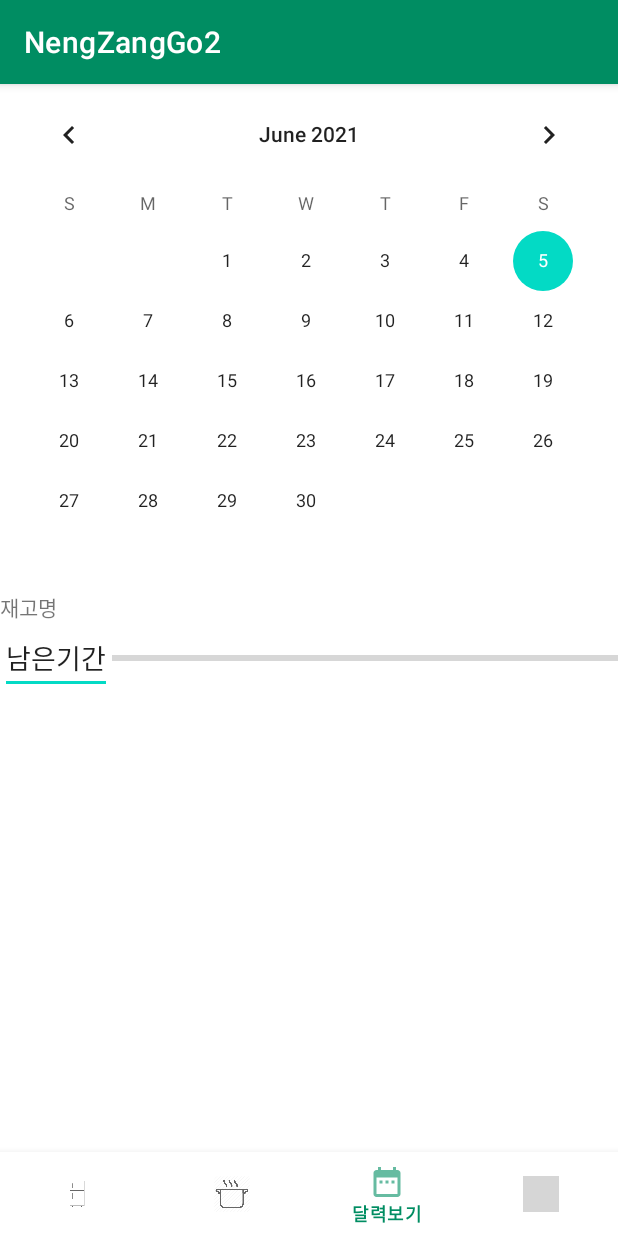
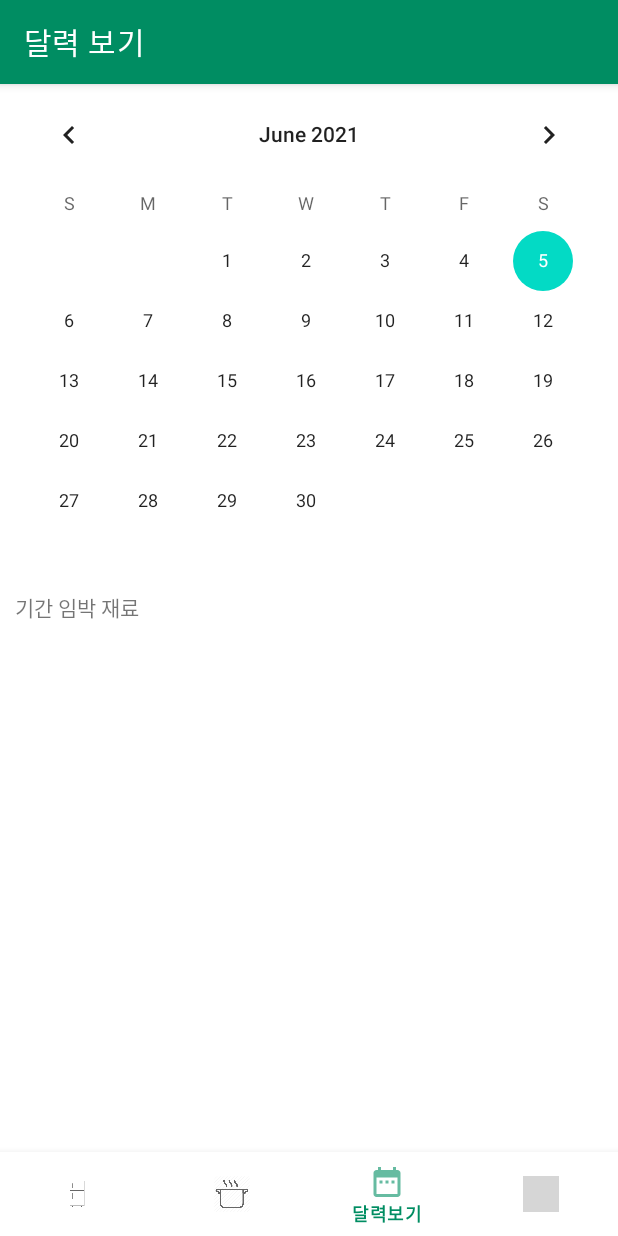
Before and after one commit to hoho-97/PlzManageMyFridge, an Android app: the CalendarActivity screen opened directly, with no data from a screen before it, on a phone screen of 412 x 824 dp. Run offline under Robolectric (Android 15) with nearby library versions, the phone set to English and light mode, and no system bars; grey boxes are pictures that could not be loaded.

Commit message:
캘린더.kt 삭제

```diff
--- a/app/src/main/java/com/example/nengzanggo2/CalendarActivity.kt
+++ b/app/src/main/java/com/example/nengzanggo2/CalendarActivity.kt
@@ -2,10 +2,7 @@ package com.example.nengzanggo2
 
 import android.content.Intent
 import android.os.Bundle
-import android.widget.CalendarView
-import android.widget.EditText
-import android.widget.ProgressBar
-import android.widget.TextView
+import android.widget.*
 import androidx.appcompat.app.AppCompatActivity
 import com.google.android.material.bottomnavigation.BottomNavigationView
 //아에이오우
@@ -15,14 +12,30 @@ class CalendarActivity : AppCompatActivity(){
     lateinit var duration : EditText
     lateinit var prg : ProgressBar
 
+    val stockHelper = stockDBHelper(this)
+    var ingredientList = arrayListOf<ingredient>()
+    lateinit var calendarListView: ListView
+
     override fun onCreate(savedInstanceState: Bundle?) {
         super.onCreate(savedInstanceState)
         setContentView(R.layout.activity_calendar)
+        title = "달력 보기"
 
         calendar = findViewById(R.id.calendarView)
-        item_name = findViewById(R.id.textView3)
-        duration = findViewById(R.id.edittext)
-        prg = findViewById(R.id.progressBar)
+
+        //리스트뷰
+        calendarListView = findViewById<ListView>(R.id.calendarListView)
+        val ingredientAdapter = MainListAdapter(this, ingredientList)
+        calendarListView.adapter = ingredientAdapter
+        val stockDB = stockHelper.readableDatabase
+        var cursor = stockDB.rawQuery("SELECT * FROM stockTBL",null)
+        while(cursor.moveToNext())
+        {
+            var n_ingredient : ingredient = ingredient(cursor.getString(0),cursor.getString(1),cursor.getString(2))
+            ingredientList.add(n_ingredient)
+            ingredientAdapter.notifyDataSetChanged()
+        }
+
 
 
         val bottomNavigation : BottomNavigationView = findViewById(R.id.btm_nav)
--- a/app/src/main/java/com/example/nengzanggo2/Calender.kt
+++ /dev/null
@@ -1,27 +0,0 @@
-package com.example.nengzanggo2
-
-import android.os.Bundle
-import android.widget.CalendarView
-import android.widget.EditText
-import android.widget.ProgressBar
-import android.widget.TextView
-import androidx.appcompat.app.AppCompatActivity
-import org.w3c.dom.Text
-
-class Calendar : AppCompatActivity(){
-    lateinit var calendar : CalendarView
-    lateinit var item_name : TextView
-    lateinit var duration : EditText
-    lateinit var prg : ProgressBar
-
-    override fun onCreate(savedInstanceState: Bundle?) {
-        super.onCreate(savedInstanceState)
-        setContentView(R.layout.order)
-
-        calendar = findViewById(R.id.calendarView)
-        item_name = findViewById(R.id.textView3)
-        duration = findViewById(R.id.edittext)
-        prg = findViewById(R.id.progressBar)
-
-    }
-}
--- a/app/src/main/res/layout/activity_calendar.xml
+++ b/app/src/main/res/layout/activity_calendar.xml
@@ -11,50 +11,35 @@
         android:orientation="vertical">
 
         <CalendarView
-        android:id="@+id/calendarView"
+            android:id="@+id/calendarView"
+            android:layout_width="match_parent"
+            android:layout_height="wrap_content" />
+    </LinearLayout>
+
+    <TextView
+        android:id="@+id/textView4"
         android:layout_width="match_parent"
-        android:layout_height="wrap_content" />
-    </LinearLayout>
+        android:layout_height="wrap_content"
+        android:layout_marginLeft="10dp"
+        android:layout_marginBottom="10dp"
+        android:text="기간 임박 재료" />
 
     <ScrollView
         android:layout_width="match_parent"
         android:layout_height="0dp"
+        android:layout_marginLeft="10dp"
         android:layout_weight="1">
 
         <LinearLayout
             android:layout_width="match_parent"
-            android:layout_height="wrap_content"
+            android:layout_height="match_parent"
             android:orientation="vertical">
 
             <ListView
-                android:id="@+id/calListView"
+                android:id="@+id/calendarListView"
                 android:layout_width="match_parent"
                 android:layout_height="match_parent" />
 
-            <TextView
-                android:id="@+id/textView3"
-                android:layout_width="match_parent"
-                android:layout_height="wrap_content"
-                android:text="재고명" />
-
-            <LinearLayout
-                android:layout_width="match_parent"
-                android:layout_height="wrap_content"
-                android:orientation="horizontal">
-
-                <EditText
-                    android:id="@+id/edittext"
-                    android:layout_width="wrap_content"
-                    android:layout_height="wrap_content"
-                    android:text="남은기간" />
-
-                <ProgressBar
-                    android:id="@+id/progressBar"
-                    style="?android:attr/progressBarStyleHorizontal"
-                    android:layout_width="340dp"
-                    android:layout_height="match_parent" />
-
-            </LinearLayout>
         </LinearLayout>
     </ScrollView>
 
```
